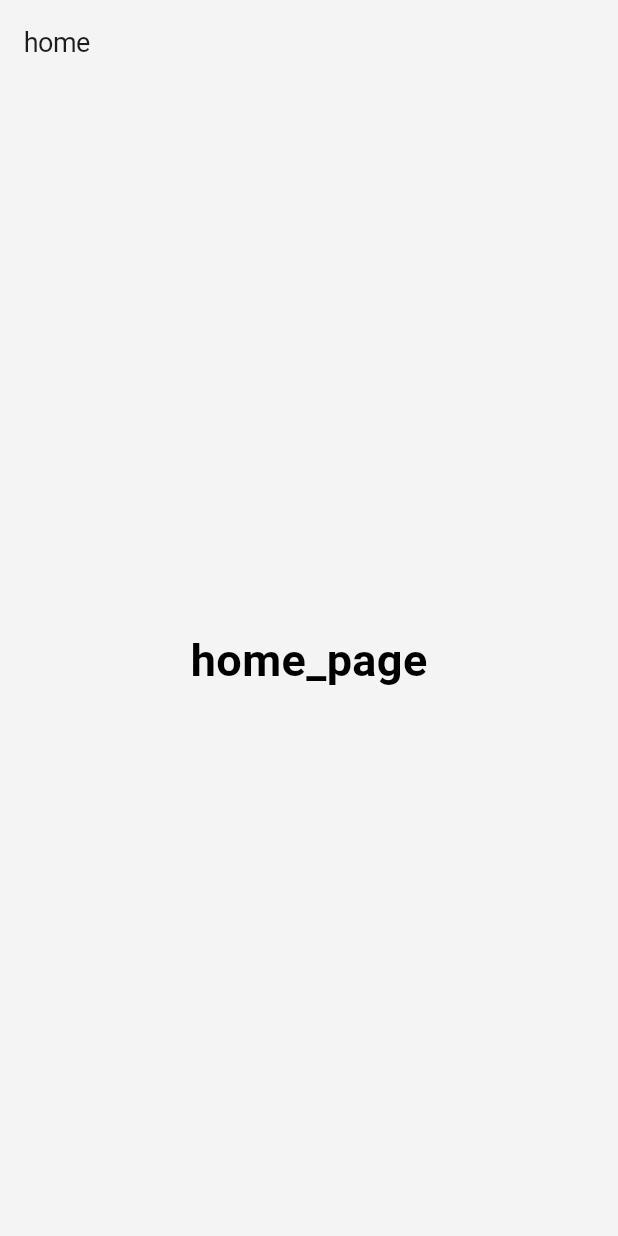
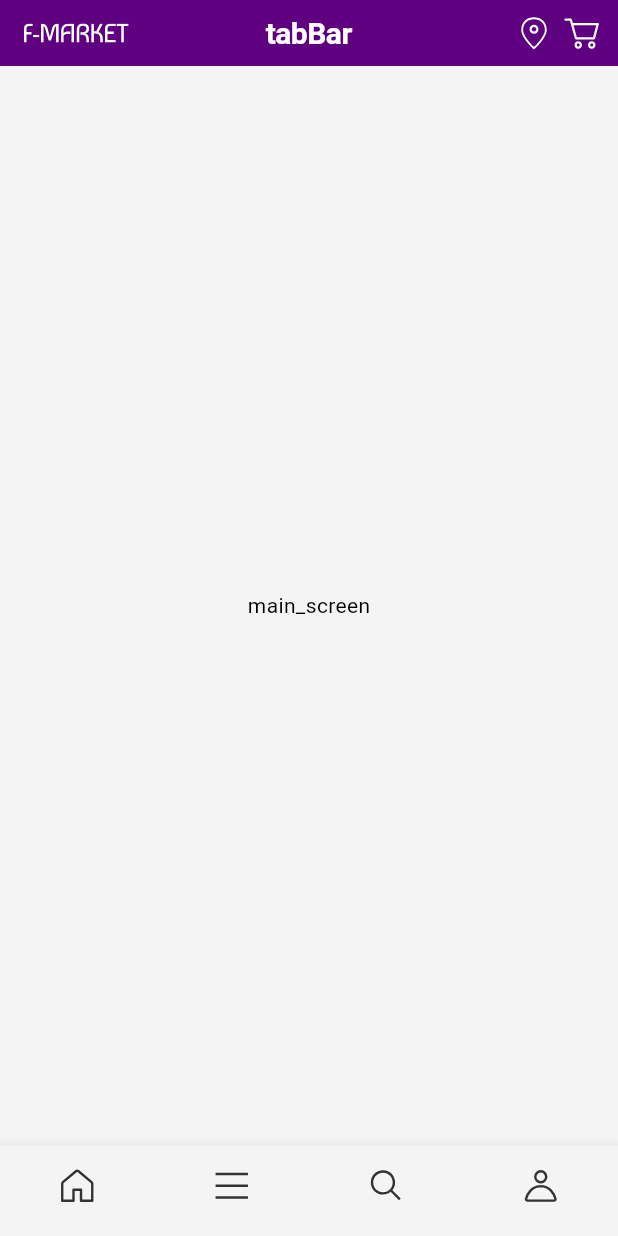
Before and after one commit to Bullets-jyr/e_commerce_app, a Flutter app: the screen it shows after launch, on a phone screen of 412 x 824 dp. Run offline on Flutter 3.47's test engine with Material 3 defaults, Android fonts, the phone set to English and light mode, and no system bars; our stand-ins replace flutter_svg, go_router; Roboto replaces fonts that are missing (Pretendard).

Commit message:
03. 메인 화면 구조 잡기 - Scaffold

```diff
--- /dev/null
+++ b/lib/presentation/main/main_screen.dart
@@ -0,0 +1,89 @@
+import 'package:flutter/material.dart';
+import 'package:flutter_svg/flutter_svg.dart';
+
+import '../../core/theme/constant/app_icons.dart';
+
+class MainScreen extends StatelessWidget {
+  const MainScreen({super.key});
+
+  @override
+  Widget build(BuildContext context) {
+    return Scaffold(
+      appBar: PreferredSize(
+        preferredSize: Size.fromHeight(44.0),
+        child: Container(
+          color: Theme.of(context).colorScheme.primary,
+          child: Padding(
+            padding: const EdgeInsets.symmetric(vertical: 6.0, horizontal: 8.0),
+            child: AppBar(
+              leading: Padding(
+                padding: const EdgeInsets.all(8.0),
+                child: SvgPicture.asset(AppIcons.mainLogo),
+              ),
+              title: Text(
+                'tabBar',
+                style: TextStyle(
+                  color: Colors.white,
+                  fontSize: 20.0,
+                  fontWeight: FontWeight.bold,
+                ),
+              ),
+              actions: [
+                Padding(
+                  padding: const EdgeInsets.all(4.0),
+                  child: SvgPicture.asset(
+                    AppIcons.location,
+                    colorFilter: ColorFilter.mode(
+                        Theme.of(context).colorScheme.background,
+                        BlendMode.srcIn),
+                  ),
+                ),
+                Padding(
+                  padding: const EdgeInsets.all(4.0),
+                  child: SvgPicture.asset(
+                    AppIcons.cart,
+                    colorFilter: ColorFilter.mode(
+                      Theme.of(context).colorScheme.background,
+                      BlendMode.srcIn,
+                    ),
+                  ),
+                ),
+              ],
+              backgroundColor: Colors.transparent,
+              centerTitle: true,
+              leadingWidth: 86.0,
+            ),
+          ),
+        ),
+      ),
+      body: Center(
+        child: Text(
+          'main_screen',
+        ),
+      ),
+      bottomNavigationBar: BottomNavigationBar(
+        items: [
+          BottomNavigationBarItem(
+            icon: SvgPicture.asset(AppIcons.navHome),
+            label: 'home',
+          ),
+          BottomNavigationBarItem(
+            icon: SvgPicture.asset(AppIcons.navCategory),
+            label: 'category',
+          ),
+          BottomNavigationBarItem(
+            icon: SvgPicture.asset(AppIcons.navSearch),
+            label: 'search',
+          ),
+          BottomNavigationBarItem(
+            icon: SvgPicture.asset(AppIcons.navUser),
+            label: 'user',
+          ),
+        ],
+        type: BottomNavigationBarType.fixed,
+        showSelectedLabels: false,
+        showUnselectedLabels: false,
+      ),
+    );
+  }
+}
--- a/lib/presentation/pages/splash/splash_page.dart
+++ b/lib/presentation/pages/splash/splash_page.dart
@@ -18,7 +18,7 @@ class _SplashPageState extends State<SplashPage> {
   @override
   void initState() {
     super.initState();
-    Timer(Duration(seconds: 2), () => context.go(RoutesPath.home));
+    Timer(Duration(seconds: 2), () => context.go(RoutesPath.main));
   }
 
   @override
--- a/lib/presentation/routes/routes.dart
+++ b/lib/presentation/routes/routes.dart
@@ -1,7 +1,7 @@
-import '../pages/home/home_page.dart';
-import '../pages/splash/splash_page.dart';
 import 'package:go_router/go_router.dart';
 
+import '../main/main_screen.dart';
+import '../pages/splash/splash_page.dart';
 import 'routes_path.dart';
 
 final GoRouter router = GoRouter(
@@ -12,9 +12,9 @@ final GoRouter router = GoRouter(
       builder: (context, state) => const SplashPage(),
     ),
     GoRoute(
-      path: RoutesPath.home,
-      name: 'home',
-      builder: (context, state) => const HomePage(),
+      path: RoutesPath.main,
+      name: 'main',
+      builder: (context, state) => const MainScreen(),
     ),
   ],
   initialLocation: RoutesPath.splash,
--- a/lib/presentation/routes/routes_path.dart
+++ b/lib/presentation/routes/routes_path.dart
@@ -1,5 +1,7 @@
 class RoutesPath {
-  static const String home = '/home';
+  /// main_screen
+  static const String main = '/';
 
+  /// splash_page
   static const String splash = '/splash';
 }
```
